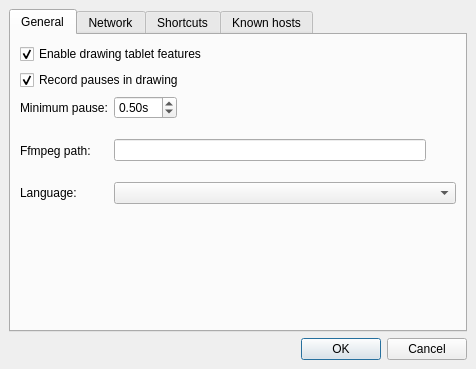
Before: the Qt Designer form src/client/ui/settings.ui in drawpile/Drawpile, drawn with Qt 5.
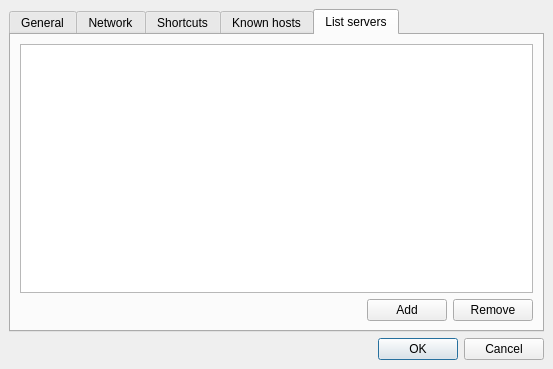
After: the same form once the commit is applied. The open tabs and pages were chosen to show the change. Icons and pictures are not drawn.

```diff
--- a/src/client/ui/settings.ui
+++ b/src/client/ui/settings.ui
@@ -6,7 +6,7 @@
    <rect>
     <x>0</x>
     <y>0</y>
-    <width>476</width>
+    <width>553</width>
     <height>369</height>
    </rect>
   </property>
@@ -336,6 +336,54 @@
        </item>
       </layout>
      </widget>
+     <widget class="QWidget" name="tab_5">
+      <attribute name="title">
+       <string>List servers</string>
+      </attribute>
+      <layout class="QVBoxLayout" name="verticalLayout_3">
+       <item>
+        <widget class="QListView" name="listserverview">
+         <property name="verticalScrollMode">
+          <enum>QAbstractItemView::ScrollPerPixel</enum>
+         </property>
+         <property name="horizontalScrollMode">
+          <enum>QAbstractItemView::ScrollPerPixel</enum>
+         </property>
+        </widget>
+       </item>
+       <item>
+        <layout class="QHBoxLayout" name="horizontalLayout_5">
+         <item>
+          <spacer name="horizontalSpacer_4">
+           <property name="orientation">
+            <enum>Qt::Horizontal</enum>
+           </property>
+           <property name="sizeHint" stdset="0">
+            <size>
+             <width>40</width>
+             <height>20</height>
+            </size>
+           </property>
+          </spacer>
+         </item>
+         <item>
+          <widget class="QPushButton" name="addListServer">
+           <property name="text">
+            <string>Add</string>
+           </property>
+          </widget>
+         </item>
+         <item>
+          <widget class="QPushButton" name="removeListServer">
+           <property name="text">
+            <string>Remove</string>
+           </property>
+          </widget>
+         </item>
+        </layout>
+       </item>
+      </layout>
+     </widget>
     </widget>
    </item>
    <item>
```
